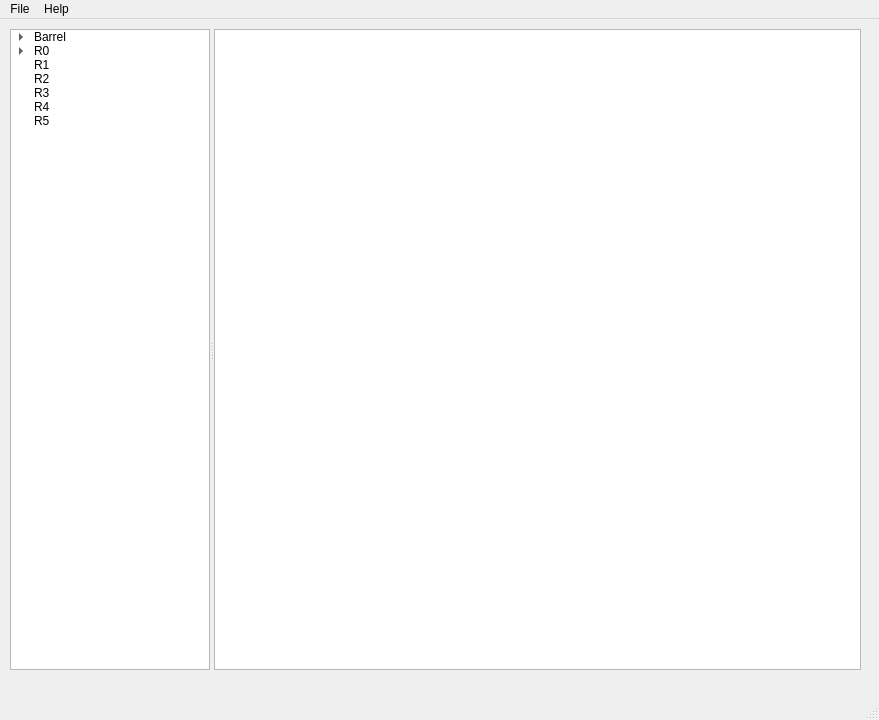
First picture: the form in bin/lib/IssueTrackingGUI.ui, repository adamazoulay/ITkTrackingGUI, before the edit.
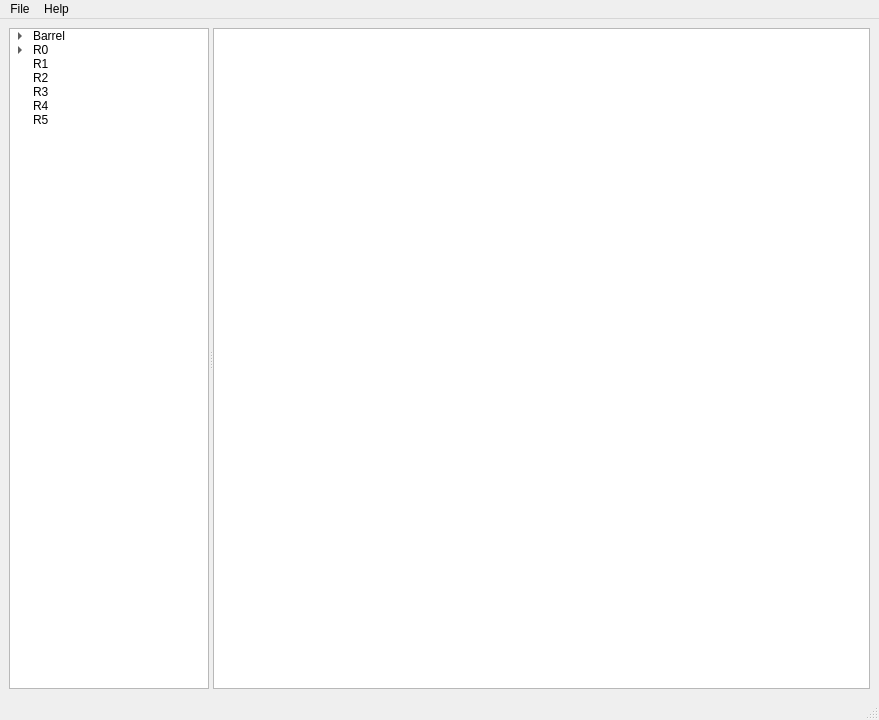
Second picture: the form after the edit. Icons and pictures are not drawn.

Commit message: Embedded the edit window into the main window, set sizes

```diff
--- a/bin/lib/IssueTrackingGUI.ui
+++ b/bin/lib/IssueTrackingGUI.ui
@@ -25,15 +25,8 @@
     <normaloff>../imgs/form.png</normaloff>../imgs/form.png</iconset>
   </property>
   <widget class="QWidget" name="centralwidget">
-   <widget class="QWidget" name="horizontalLayoutWidget">
-    <property name="geometry">
-     <rect>
-      <x>10</x>
-      <y>10</y>
-      <width>851</width>
-      <height>641</height>
-     </rect>
-    </property>
+   <layout class="QHBoxLayout" name="horizontalLayout">
+    <item>
     <layout class="QHBoxLayout" name="mainHLayout">
      <item>
       <widget class="QSplitter" name="splitter">
@@ -356,10 +349,8 @@
       </widget>
      </item>
     </layout>
-   </widget>
-   <zorder>horizontalLayoutWidget</zorder>
-   <zorder>horizontalLayoutWidget</zorder>
-   <zorder>splitter</zorder>
+    </item>
+   </layout>
   </widget>
   <widget class="QMenuBar" name="menubar">
    <property name="geometry">
```
Left out of the diff: 3 changed lines with no effect on the pictures. Lines whose indentation alone changed are shown as unchanged. The commit also changes 4 other files.
